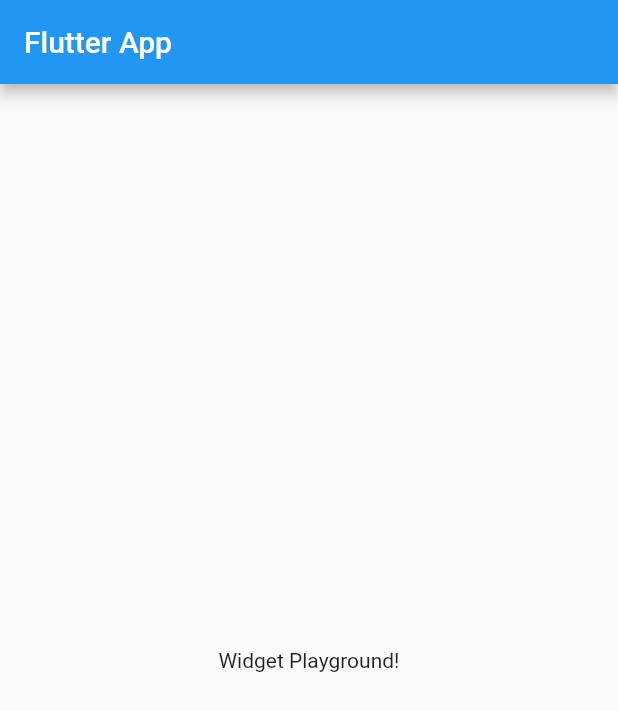
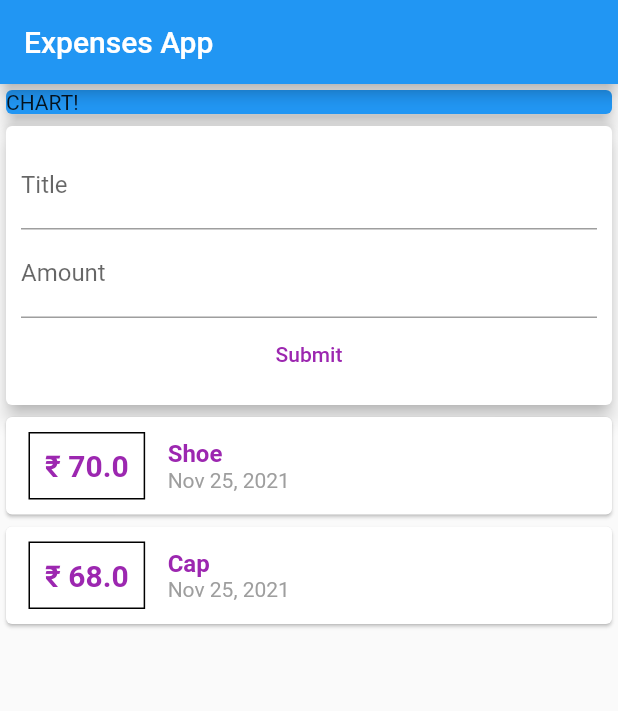
Before and after one commit to nawal-neeraj/flutterExpense, a Flutter app: the screen it shows after launch, on a phone screen of 412 x 824 dp. Shown: the top 711 px of the screen. Run offline on Flutter 3.47's test engine with Material 2 defaults, Android fonts, the phone set to English and light mode, and no system bars.

Commit message:
Expenses details app

```diff
--- a/lib/main.dart
+++ b/lib/main.dart
@@ -1,4 +1,7 @@
 import 'package:flutter/material.dart';
+import 'package:intl/intl.dart';
+
+import './transactions.dart';
 
 void main() => runApp(MyApp());
 
@@ -6,21 +9,109 @@ class MyApp extends StatelessWidget {
   @override
   Widget build(BuildContext context) {
     return MaterialApp(
-      title: 'Flutter App',
+      title: 'Expenses App',
       home: MyHomePage(),
     );
   }
 }
 
 class MyHomePage extends StatelessWidget {
+  final List<Transactions> transaction = [
+    Transactions(
+      id: 't1',
+      title: 'Shoe',
+      amount: 70,
+      date: DateTime.now(),
+    ),
+    Transactions(
+      id: 't2',
+      title: 'Cap',
+      amount: 68,
+      date: DateTime.now(),
+    )
+  ];
+
   @override
   Widget build(BuildContext context) {
     return Scaffold(
       appBar: AppBar(
-        title: Text('Flutter App'),
+        title: Text('Expenses App'),
       ),
-      body: Center(
-        child: Text('Widget Playground!'),
+      body: Column(
+        // mainAxisAlignment: MainAxisAlignment.spaceAround,
+        crossAxisAlignment: CrossAxisAlignment.stretch,
+        children: <Widget>[
+          Container(
+            width: double.infinity,
+            child: Card(
+              color: Colors.blue,
+              child: Text('CHART!'),
+              elevation: 5,
+            ),
+          ),
+          Card(
+            elevation: 5,
+            child: Container(
+              padding: EdgeInsets.all(10),
+              child: Column(
+                children: [
+                  TextField(
+                    decoration: InputDecoration(labelText: 'Title'),
+                  ),
+                  TextField(
+                    decoration: InputDecoration(labelText: 'Amount'),
+                  ),
+                  TextButton(
+                    onPressed: () => print('Hello'),
+                    style: TextButton.styleFrom(primary: Colors.purple),
+                    child: Text('Submit'),
+                  )
+                ],
+              ),
+            ),
+          ),
+          Column(
+            children: transaction.map((e) {
+              return Card(
+                child: Row(
+                  children: <Widget>[
+                    Container(
+                      padding: EdgeInsets.all(10),
+                      margin:
+                          EdgeInsets.symmetric(vertical: 10, horizontal: 15),
+                      decoration: BoxDecoration(
+                        border: Border.all(color: Colors.black),
+                      ),
+                      child: Text(
+                        '\₹ ${e.amount}',
+                        style: TextStyle(
+                            fontWeight: FontWeight.bold,
+                            fontSize: 20,
+                            color: Colors.purple),
+                      ),
+                    ),
+                    Column(
+                      crossAxisAlignment: CrossAxisAlignment.start,
+                      children: <Widget>[
+                        Text(
+                          e.title,
+                          style: TextStyle(
+                              fontWeight: FontWeight.bold,
+                              fontSize: 16,
+                              color: Colors.purple),
+                        ),
+                        Text(
+                          DateFormat.yMMMd().format(e.date),
+                          style: TextStyle(color: Colors.grey),
+                        ),
+                      ],
+                    ),
+                  ],
+                ),
+              );
+            }).toList(),
+          ),
+        ],
       ),
     );
   }
--- /dev/null
+++ b/lib/transactions.dart
@@ -0,0 +1,15 @@
+import 'package:flutter/foundation.dart';
+
+class Transactions {
+  final String id;
+  final String title;
+  final double amount;
+  final DateTime date;
+
+  Transactions({
+    @required this.id,
+    @required this.title,
+    @required this.amount,
+    @required this.date
+  });
+}
--- a/pubspec.yaml
+++ b/pubspec.yaml
@@ -23,11 +23,12 @@ environment:
 dependencies:
   flutter:
     sdk: flutter
-
+  intl: ^0.17.0
 
   # The following adds the Cupertino Icons font to your application.
   # Use with the CupertinoIcons class for iOS style icons.
   cupertino_icons: ^1.0.2
+
 
 dev_dependencies:
   flutter_test:
```
Also changed, not shown: pubspec.lock.
